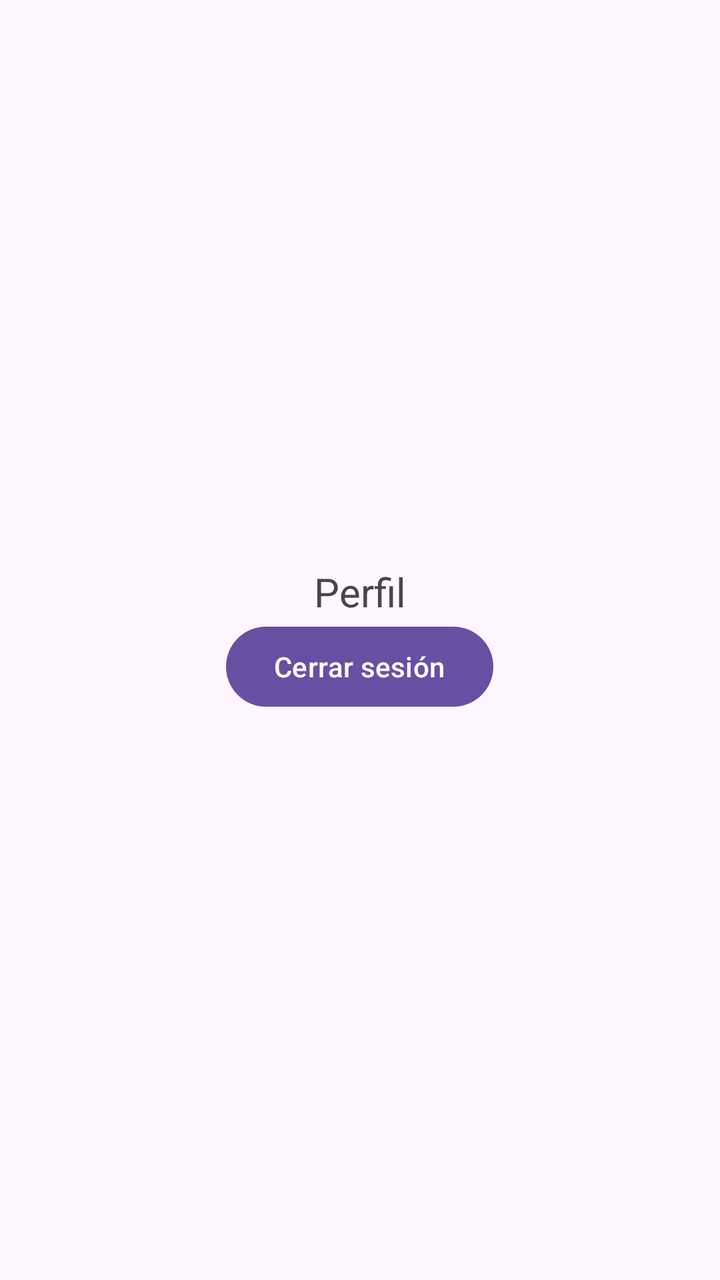
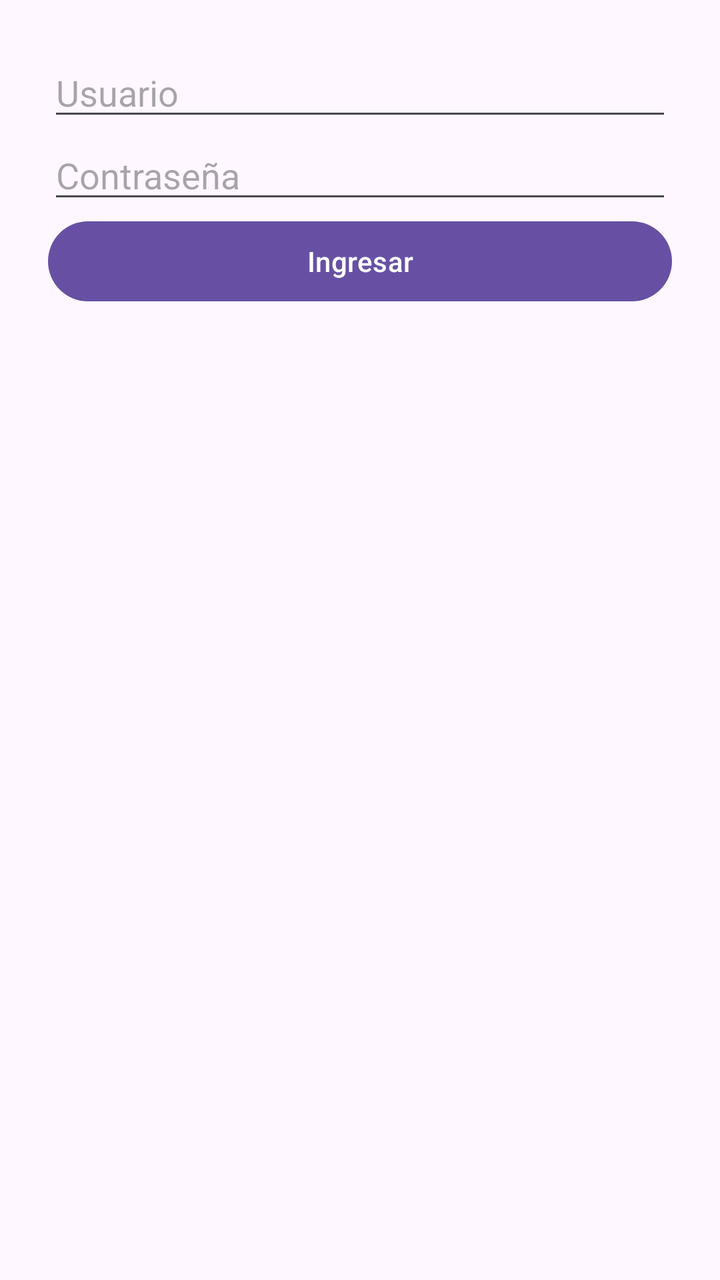

Before-and-after screenshots of an Android layout around one commit, followed by the original layout XML and the change that was made.
<!-- AndroidManifest.xml: application theme Theme.ReportAR -->
<!-- res/layout/fragment_profile.xml -->
<?xml version="1.0" encoding="utf-8"?>
<LinearLayout
    xmlns:android="http://schemas.android.com/apk/res/android"
    android:layout_width="match_parent"
    android:layout_height="match_parent"
    android:gravity="center"
    android:orientation="vertical">

    <TextView
        android:layout_width="wrap_content"
        android:layout_height="wrap_content"
        android:text="Perfil"
        android:textSize="20sp"/>

    <Button
        android:id="@+id/btnLogout"
        android:layout_width="wrap_content"
        android:layout_height="wrap_content"
        android:text="Cerrar sesión"/>
</LinearLayout>
<!-- resources referenced by this layout -->
<resources>
  <style name="Theme.ReportAR" parent="Base.Theme.ReportAR" />
  <style name="Base.Theme.ReportAR" parent="Theme.Material3.DayNight.NoActionBar">
          
          
      </style>
</resources>

<!-- the commit's change to res/layout/fragment_profile.xml (unified diff, before → after) -->
@@ -3,18 +3,60 @@
     xmlns:android="http://schemas.android.com/apk/res/android"
     android:layout_width="match_parent"
     android:layout_height="match_parent"
-    android:gravity="center"
-    android:orientation="vertical">
+    android:orientation="vertical"
+    android:padding="24dp">
 
-    <TextView
-        android:layout_width="wrap_content"
+    <LinearLayout
+        android:id="@+id/layoutLogin"
+        android:layout_width="match_parent"
         android:layout_height="wrap_content"
-        android:text="Perfil"
-        android:textSize="20sp"/>
+        android:orientation="vertical">
 
-    <Button
-        android:id="@+id/btnLogout"
-        android:layout_width="wrap_content"
+        <EditText
+            android:id="@+id/etUser"
+            android:layout_width="match_parent"
+            android:layout_height="wrap_content"
+            android:hint="Usuario"/>
+
+        <EditText
+            android:id="@+id/etPassword"
+            android:layout_width="match_parent"
+            android:layout_height="wrap_content"
+            android:hint="Contraseña"
+            android:inputType="textPassword"/>
+
+        <Button
+            android:id="@+id/btnLogin"
+            android:layout_width="match_parent"
+            android:layout_height="wrap_content"
+            android:text="Ingresar"/>
+    </LinearLayout>
+
+    <LinearLayout
+        android:id="@+id/layoutProfile"
+        android:layout_width="match_parent"
         android:layout_height="wrap_content"
-        android:text="Cerrar sesión"/>
+        android:orientation="vertical"
+        android:visibility="gone">
+
+        <TextView
+            android:id="@+id/tvUser"
+            android:layout_width="wrap_content"
+            android:layout_height="wrap_content"
+            android:text="Usuario"
+            android:textSize="20sp"/>
+
+        <Button
+            android:id="@+id/btnMenu"
+            android:layout_width="match_parent"
+            android:layout_height="wrap_content"
+            android:text="Menú"/>
+
+        <Button
+            android:id="@+id/btnLogout"
+            android:layout_width="match_parent"
+            android:layout_height="wrap_content"
+            android:text="Cerrar sesión"/>
+    </LinearLayout>
+
 </LinearLayout>
